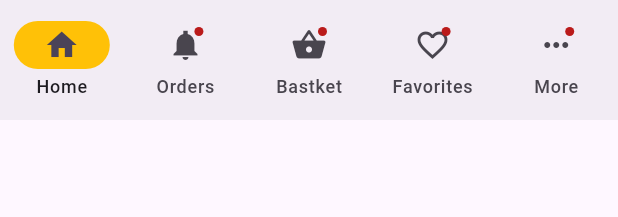
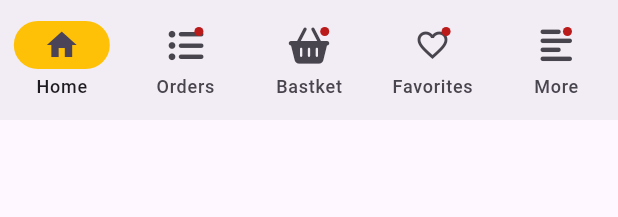
Before and after one commit to elne7/Fruits-App, a Flutter app: the CustomNavigationBar widget shown alone on an empty page, opened directly, on a phone screen of 412 x 824 dp. Shown: the top 217 px of the screen. Run offline on Flutter 3.47's test engine with Material 3 defaults, Android fonts, the phone set to English and light mode, and no system bars; our stand-ins replace font_awesome_flutter.

Commit message:
Add FontAwesomeIcon package and Update the app icons with it

```diff
--- a/lib/core/layout/custom_navigation_bar.dart
+++ b/lib/core/layout/custom_navigation_bar.dart
@@ -1,4 +1,5 @@
 import 'package:flutter/material.dart';
+import 'package:font_awesome_flutter/font_awesome_flutter.dart';
 
 class CustomNavigationBar extends StatefulWidget {
   const CustomNavigationBar({super.key});
@@ -32,11 +33,11 @@ class _CustomNavigationBarState extends State<CustomNavigationBar> {
           label: 'Home',
         ),
         NavigationDestination(
-          icon: Badge(child: Icon(Icons.notifications_sharp)),
+          icon: Badge(child: FaIcon(FontAwesomeIcons.listUl)),
           label: 'Orders',
         ),
         NavigationDestination(
-          icon: Badge(child: Icon(Icons.shopping_basket)),
+          icon: Badge(child: FaIcon(FontAwesomeIcons.basketShopping)),
           label: 'Bastket',
         ),
         NavigationDestination(
@@ -44,7 +45,7 @@ class _CustomNavigationBarState extends State<CustomNavigationBar> {
           label: 'Favorites',
         ),
         NavigationDestination(
-          icon: Badge(child: Icon(Icons.more_horiz)),
+          icon: Badge(child: FaIcon(FontAwesomeIcons.alignLeft)),
           label: 'More',
         ),
       ],
--- a/lib/features/home/presentation/widgets/home_view_body.dart
+++ b/lib/features/home/presentation/widgets/home_view_body.dart
@@ -1,4 +1,5 @@
 import 'package:flutter/material.dart';
+import 'package:font_awesome_flutter/font_awesome_flutter.dart';
 import 'package:fruits_app/core/constants/colors.dart';
 import 'package:fruits_app/core/widgets/app_bar_title.dart';
 import 'package:fruits_app/core/widgets/custom_no_icon_button.dart';
@@ -32,7 +33,7 @@ class _HomeViewBodyState extends State<HomeViewBody> {
           ),
           // const SizedBox(width: 10),
           IconButton(
-            icon: const Icon(Icons.menu, color: kPrimaryColor, size: 40),
+            icon: const FaIcon(FontAwesomeIcons.sliders, color: kPrimaryColor, size: 40),
             onPressed: () {
               _filterdialogBuilder(context);
             },
--- a/lib/features/seller_view/presentation/widgets/seller_view_body.dart
+++ b/lib/features/seller_view/presentation/widgets/seller_view_body.dart
@@ -1,4 +1,5 @@
 import 'package:flutter/material.dart';
+import 'package:font_awesome_flutter/font_awesome_flutter.dart';
 import 'package:fruits_app/core/widgets/app_bar_title.dart';
 import 'package:fruits_app/features/home/presentation/widgets/custom_categoies_list.dart';
 import 'package:fruits_app/features/home/presentation/widgets/seller_item.dart';
@@ -65,7 +66,7 @@ class _SellerViewBodyState extends State<SellerViewBody> {
                   style: TextStyle(fontSize: 20, fontWeight: FontWeight.bold),
                 ),
                 IconButton(
-                  icon: const Icon(Icons.filter_list, size: 24),
+                  icon: const FaIcon(FontAwesomeIcons.arrowDownShortWide, size: 24),
                   onPressed: () {},
                 ),
               ],
--- a/lib/main.dart
+++ b/lib/main.dart
@@ -1,6 +1,6 @@
 import 'package:flutter/material.dart';
 import 'package:fruits_app/features/home/presentation/widgets/home_view_body.dart';
-import 'package:fruits_app/features/product/presentation/widgets/product_view_body.dart';
+// import 'package:fruits_app/features/product/presentation/widgets/product_view_body.dart';
 // import 'package:fruits_app/features/favorite/presentation/widgets/favorites_view_body.dart';
 // import 'package:fruits_app/features/contact_us/presentation/views/contact_us_view.dart';
 // import 'package:fruits_app/features/terms&conditions/terms_view.dart';
```
Also changed, not shown: lib/features/product/presentation/widgets/properities_drop_down_menu.dart (added, +43 -0 lines).
